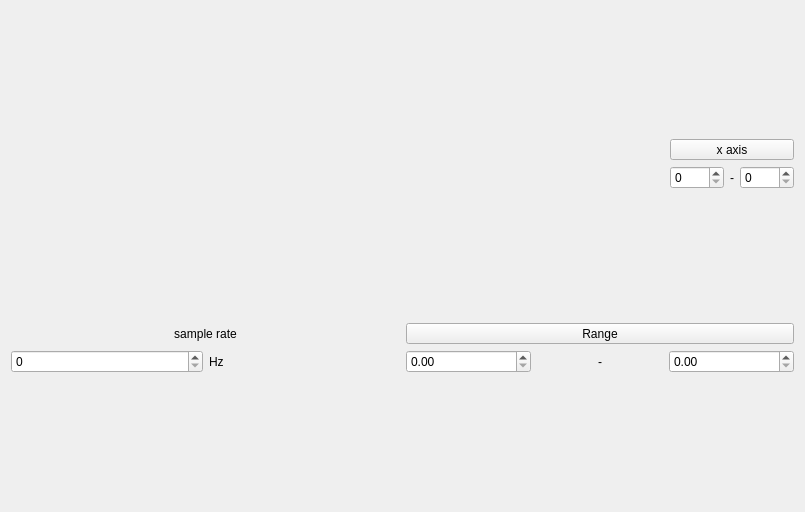
This is src/form/plot/FourierTransform/fouriertransform.ui in MRsoymilk/MySerial as Qt 5 draws it before an edit. The edited form follows.
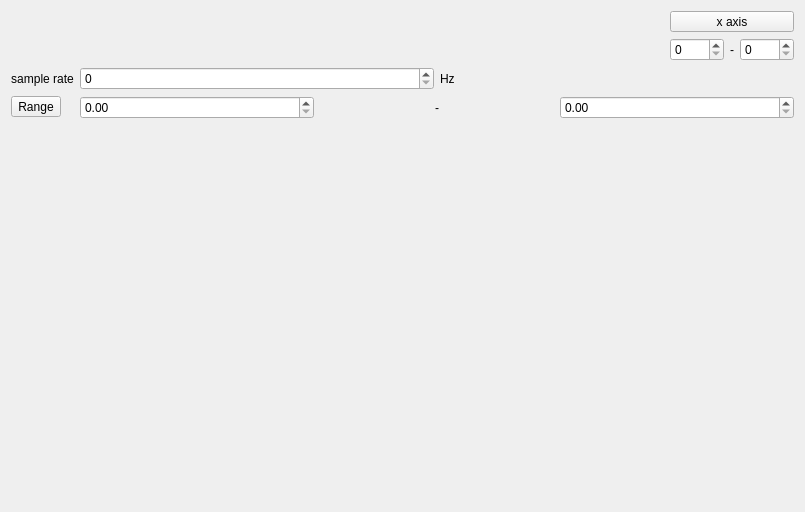
This is the edited form.

Commit message: FourierTranform: UI adjust

Diff of the .ui file:
```diff
--- a/src/form/plot/FourierTransform/fouriertransform.ui
+++ b/src/form/plot/FourierTransform/fouriertransform.ui
@@ -13,91 +13,7 @@
   <property name="windowTitle">
    <string>FourierTransform</string>
   </property>
-  <layout class="QGridLayout" name="gridLayout_2" rowstretch="9,1,0">
-   <item row="2" column="0" colspan="2">
-    <layout class="QHBoxLayout" name="horizontalLayout">
-     <item>
-      <layout class="QVBoxLayout" name="vLaySampleRate">
-       <item>
-        <widget class="QLabel" name="labelSampleRate">
-         <property name="text">
-          <string>sample rate</string>
-         </property>
-         <property name="alignment">
-          <set>Qt::AlignmentFlag::AlignCenter</set>
-         </property>
-        </widget>
-       </item>
-       <item>
-        <layout class="QHBoxLayout" name="hLaySampleRate">
-         <item>
-          <widget class="QSpinBox" name="spinBoxSampleRate">
-           <property name="maximum">
-            <number>999999</number>
-           </property>
-          </widget>
-         </item>
-         <item>
-          <widget class="QLabel" name="labelHz">
-           <property name="text">
-            <string>Hz</string>
-           </property>
-          </widget>
-         </item>
-        </layout>
-       </item>
-      </layout>
-     </item>
-     <item>
-      <layout class="QVBoxLayout" name="vLayRange">
-       <item>
-        <widget class="QToolButton" name="tBtnRange">
-         <property name="sizePolicy">
-          <sizepolicy hsizetype="Preferred" vsizetype="Fixed">
-           <horstretch>0</horstretch>
-           <verstretch>0</verstretch>
-          </sizepolicy>
-         </property>
-         <property name="text">
-          <string>Range</string>
-         </property>
-        </widget>
-       </item>
-       <item>
-        <layout class="QHBoxLayout" name="hLayRange">
-         <item>
-          <widget class="QDoubleSpinBox" name="doubleSpinBoxStart">
-           <property name="maximum">
-            <double>999999.989999999990687</double>
-           </property>
-          </widget>
-         </item>
-         <item>
-          <widget class="QLabel" name="label_">
-           <property name="text">
-            <string>-</string>
-           </property>
-           <property name="alignment">
-            <set>Qt::AlignmentFlag::AlignCenter</set>
-           </property>
-          </widget>
-         </item>
-         <item>
-          <widget class="QDoubleSpinBox" name="doubleSpinBoxEnd">
-           <property name="maximum">
-            <double>999999.989999999990687</double>
-           </property>
-          </widget>
-         </item>
-        </layout>
-       </item>
-      </layout>
-     </item>
-    </layout>
-   </item>
-   <item row="0" column="0">
-    <layout class="QGridLayout" name="gLayFFT"/>
-   </item>
+  <layout class="QGridLayout" name="gridLayout_2" rowstretch="9,0,0,0">
    <item row="0" column="1">
     <layout class="QGridLayout" name="gLayIFFT"/>
    </item>
@@ -160,6 +76,82 @@
      </item>
     </layout>
    </item>
+   <item row="0" column="0">
+    <layout class="QGridLayout" name="gLayFFT"/>
+   </item>
+   <item row="2" column="0" colspan="2">
+    <layout class="QFormLayout" name="formLayout">
+     <item row="0" column="0">
+      <widget class="QLabel" name="labelSampleRate">
+       <property name="text">
+        <string>sample rate</string>
+       </property>
+       <property name="alignment">
+        <set>Qt::AlignmentFlag::AlignCenter</set>
+       </property>
+      </widget>
+     </item>
+     <item row="0" column="1">
+      <layout class="QHBoxLayout" name="hLaySampleRate">
+       <item>
+        <widget class="QSpinBox" name="spinBoxSampleRate">
+         <property name="maximum">
+          <number>999999</number>
+         </property>
+        </widget>
+       </item>
+       <item>
+        <widget class="QLabel" name="labelHz">
+         <property name="text">
+          <string>Hz</string>
+         </property>
+        </widget>
+       </item>
+      </layout>
+     </item>
+     <item row="1" column="0">
+      <widget class="QToolButton" name="tBtnRange">
+       <property name="sizePolicy">
+        <sizepolicy hsizetype="Preferred" vsizetype="Fixed">
+         <horstretch>0</horstretch>
+         <verstretch>0</verstretch>
+        </sizepolicy>
+       </property>
+       <property name="text">
+        <string>Range</string>
+       </property>
+      </widget>
+     </item>
+     <item row="1" column="1">
+      <layout class="QHBoxLayout" name="hLayRange">
+       <item>
+        <widget class="QDoubleSpinBox" name="doubleSpinBoxStart">
+         <property name="maximum">
+          <double>999999.989999999990687</double>
+         </property>
+        </widget>
+       </item>
+       <item>
+        <widget class="QLabel" name="label_">
+         <property name="text">
+          <string>-</string>
+         </property>
+         <property name="alignment">
+          <set>Qt::AlignmentFlag::AlignCenter</set>
+         </property>
+        </widget>
+       </item>
+       <item>
+        <widget class="QDoubleSpinBox" name="doubleSpinBoxEnd">
+         <property name="maximum">
+          <double>999999.989999999990687</double>
+         </property>
+        </widget>
+       </item>
+      </layout>
+     </item>
+    </layout>
+   </item>
   </layout>
  </widget>
  <resources/>
```
